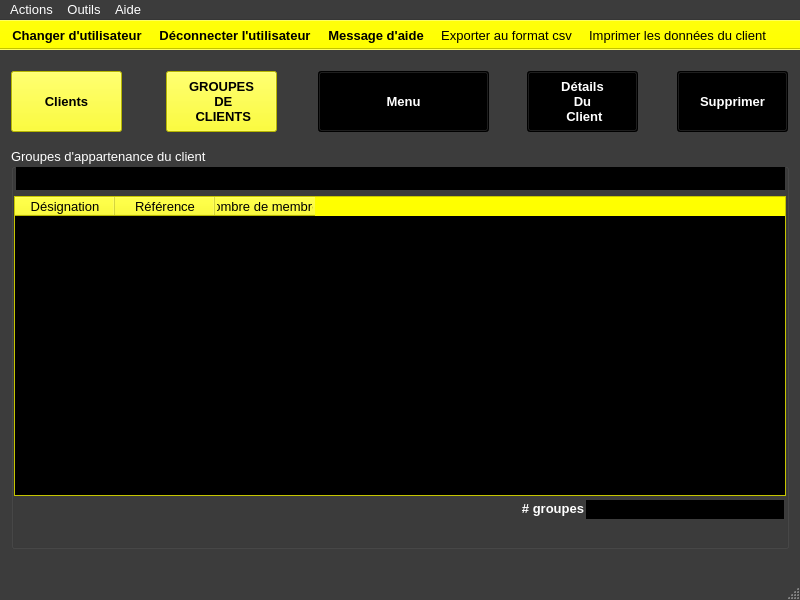
Above: ui/yeroth-erp-groupes-dun-client-window.ui from xnoumbissinoundou/yeroth-erp-3.0 before the change. Below: the same form after it.
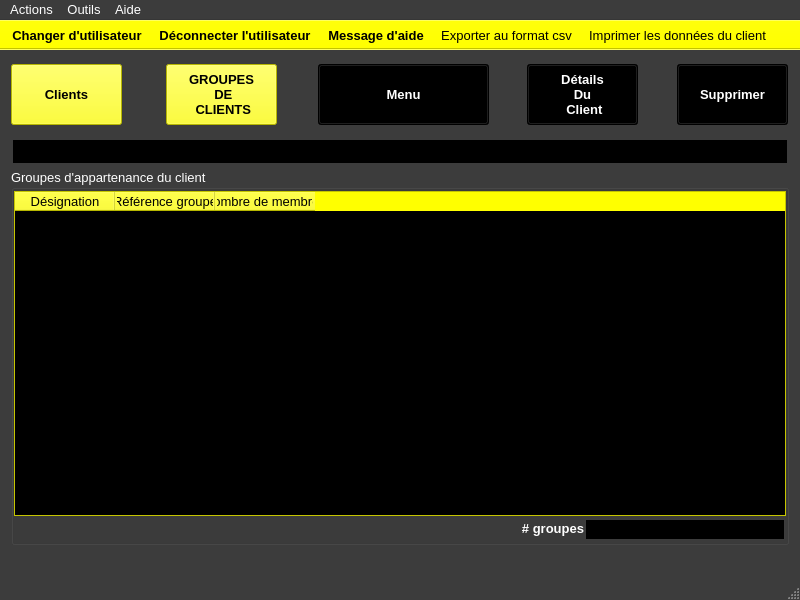
That is the form after the change. Icons and pictures are not drawn. Custom widgets are drawn as their Qt base class.

Commit message: I IMPLEMENTED FIRST VERSION OF CLIENT GROUP WINDOW VIEW !

The edit to the form file:
```diff
--- a/ui/yeroth-erp-groupes-dun-client-window.ui
+++ b/ui/yeroth-erp-groupes-dun-client-window.ui
@@ -441,7 +441,7 @@
     <property name="geometry">
      <rect>
       <x>11</x>
-      <y>21</y>
+      <y>14</y>
       <width>111</width>
       <height>61</height>
      </rect>
@@ -903,7 +903,7 @@
     <property name="geometry">
      <rect>
       <x>677</x>
-      <y>21</y>
+      <y>14</y>
       <width>111</width>
       <height>61</height>
      </rect>
@@ -1338,7 +1338,7 @@
     <property name="geometry">
      <rect>
       <x>318</x>
-      <y>21</y>
+      <y>14</y>
       <width>171</width>
       <height>61</height>
      </rect>
@@ -1772,9 +1772,9 @@
     <property name="geometry">
      <rect>
       <x>11</x>
-      <y>98</y>
+      <y>119</y>
       <width>778</width>
-      <height>401</height>
+      <height>376</height>
      </rect>
     </property>
     <property name="palette">
@@ -2204,9 +2204,9 @@
      <property name="geometry">
       <rect>
        <x>3</x>
-       <y>48</y>
+       <y>22</y>
        <width>772</width>
-       <height>300</height>
+       <height>325</height>
       </rect>
      </property>
      <property name="palette">
@@ -2658,7 +2658,7 @@
      </column>
      <column>
       <property name="text">
-       <string>Référence</string>
+       <string>Référence groupe</string>
       </property>
      </column>
      <column>
@@ -2667,359 +2667,11 @@
       </property>
      </column>
     </widget>
-    <widget class="YerothLineEdit" name="lineEdit_groupes_dun_client_recherche">
-     <property name="geometry">
-      <rect>
-       <x>4</x>
-       <y>18</y>
-       <width>771</width>
-       <height>25</height>
-      </rect>
-     </property>
-     <property name="palette">
-      <palette>
-       <active>
-        <colorrole role="WindowText">
-         <brush brushstyle="SolidPattern">
-          <color alpha="255">
-           <red>255</red>
-           <green>255</green>
-           <blue>255</blue>
-          </color>
-         </brush>
-        </colorrole>
-        <colorrole role="Button">
-         <brush brushstyle="SolidPattern">
-          <color alpha="255">
-           <red>0</red>
-           <green>0</green>
-           <blue>0</blue>
-          </color>
-         </brush>
-        </colorrole>
-        <colorrole role="Light">
-         <brush brushstyle="SolidPattern">
-          <color alpha="255">
-           <red>255</red>
-           <green>255</green>
-           <blue>255</blue>
-          </color>
-         </brush>
-        </colorrole>
-        <colorrole role="Midlight">
-         <brush brushstyle="SolidPattern">
-          <color alpha="255">
-           <red>255</red>
-           <green>255</green>
-           <blue>255</blue>
-          </color>
-         </brush>
-        </colorrole>
-        <colorrole role="Dark">
-         <brush brushstyle="SolidPattern">
-          <color alpha="255">
-           <red>255</red>
-           <green>255</green>
-           <blue>255</blue>
-          </color>
-         </brush>
-        </colorrole>
-        <colorrole role="Mid">
-         <brush brushstyle="SolidPattern">
-          <color alpha="255">
-           <red>255</red>
-           <green>255</green>
-           <blue>255</blue>
-          </color>
-         </brush>
-        </colorrole>
-        <colorrole role="Text">
-         <brush brushstyle="SolidPattern">
-          <color alpha="255">
-           <red>255</red>
-           <green>255</green>
-           <blue>255</blue>
-          </color>
-         </brush>
-        </colorrole>
-        <colorrole role="ButtonText">
-         <brush brushstyle="SolidPattern">
-          <color alpha="255">
-           <red>255</red>
-           <green>255</green>
-           <blue>255</blue>
-          </color>
-         </brush>
-        </colorrole>
-        <colorrole role="Base">
-         <brush brushstyle="SolidPattern">
-          <color alpha="255">
-           <red>0</red>
-           <green>0</green>
-           <blue>0</blue>
-          </color>
-         </brush>
-        </colorrole>
-        <colorrole role="Window">
-         <brush brushstyle="SolidPattern">
-          <color alpha="255">
-           <red>0</red>
-           <green>0</green>
-           <blue>0</blue>
-          </color>
-         </brush>
-        </colorrole>
-        <colorrole role="Shadow">
-         <brush brushstyle="SolidPattern">
-          <color alpha="255">
-           <red>255</red>
-           <green>255</green>
-           <blue>255</blue>
-          </color>
-         </brush>
-        </colorrole>
-        <colorrole role="HighlightedText">
-         <brush brushstyle="SolidPattern">
-          <color alpha="255">
-           <red>2</red>
-           <green>160</green>
-           <blue>70</blue>
-          </color>
-         </brush>
-        </colorrole>
-       </active>
-       <inactive>
-        <colorrole role="WindowText">
-         <brush brushstyle="SolidPattern">
-          <color alpha="255">
-           <red>255</red>
-           <green>255</green>
-           <blue>255</blue>
-          </color>
-         </brush>
-        </colorrole>
-        <colorrole role="Button">
-         <brush brushstyle="SolidPattern">
-          <color alpha="255">
-           <red>0</red>
-           <green>0</green>
-           <blue>0</blue>
-          </color>
-         </brush>
-        </colorrole>
-        <colorrole role="Light">
-         <brush brushstyle="SolidPattern">
-          <color alpha="255">
-           <red>255</red>
-           <green>255</green>
-           <blue>255</blue>
-          </color>
-         </brush>
-        </colorrole>
-        <colorrole role="Midlight">
-         <brush brushstyle="SolidPattern">
-          <color alpha="255">
-           <red>255</red>
-           <green>255</green>
-           <blue>255</blue>
-          </color>
-         </brush>
-        </colorrole>
-        <colorrole role="Dark">
-         <brush brushstyle="SolidPattern">
-          <color alpha="255">
-           <red>255</red>
-           <green>255</green>
-           <blue>255</blue>
-          </color>
-         </brush>
-        </colorrole>
-        <colorrole role="Mid">
-         <brush brushstyle="SolidPattern">
-          <color alpha="255">
-           <red>255</red>
-           <green>255</green>
-           <blue>255</blue>
-          </color>
-         </brush>
-        </colorrole>
-        <colorrole role="Text">
-         <brush brushstyle="SolidPattern">
-          <color alpha="255">
-           <red>255</red>
-           <green>255</green>
-           <blue>255</blue>
-          </color>
-         </brush>
-        </colorrole>
-        <colorrole role="ButtonText">
-         <brush brushstyle="SolidPattern">
-          <color alpha="255">
-           <red>255</red>
-           <green>255</green>
-           <blue>255</blue>
-          </color>
-         </brush>
-        </colorrole>
-        <colorrole role="Base">
-         <brush brushstyle="SolidPattern">
-          <color alpha="255">
-           <red>0</red>
-           <green>0</green>
-           <blue>0</blue>
-          </color>
-         </brush>
-        </colorrole>
-        <colorrole role="Window">
-         <brush brushstyle="SolidPattern">
-          <color alpha="255">
-           <red>0</red>
-           <green>0</green>
-           <blue>0</blue>
-          </color>
-         </brush>
-        </colorrole>
-        <colorrole role="Shadow">
-         <brush brushstyle="SolidPattern">
-          <color alpha="255">
-           <red>255</red>
-           <green>255</green>
-           <blue>255</blue>
-          </color>
-         </brush>
-        </colorrole>
-        <colorrole role="HighlightedText">
-         <brush brushstyle="SolidPattern">
-          <color alpha="255">
-           <red>2</red>
-           <green>160</green>
-           <blue>70</blue>
-          </color>
-         </brush>
-        </colorrole>
-       </inactive>
-       <disabled>
-        <colorrole role="WindowText">
-         <brush brushstyle="SolidPattern">
-          <color alpha="255">
-           <red>255</red>
-           <green>255</green>
-           <blue>255</blue>
-          </color>
-         </brush>
-        </colorrole>
-        <colorrole role="Button">
-         <brush brushstyle="SolidPattern">
-          <color alpha="255">
-           <red>0</red>
-           <green>0</green>
-           <blue>0</blue>
-          </color>
-         </brush>
-        </colorrole>
-        <colorrole role="Light">
-         <brush brushstyle="SolidPattern">
-          <color alpha="255">
-           <red>255</red>
-           <green>255</green>
-           <blue>255</blue>
-          </color>
-         </brush>
-        </colorrole>
-        <colorrole role="Midlight">
-         <brush brushstyle="SolidPattern">
-          <color alpha="255">
-           <red>255</red>
-           <green>255</green>
-           <blue>255</blue>
-          </color>
-         </brush>
-        </colorrole>
-        <colorrole role="Dark">
-         <brush brushstyle="SolidPattern">
-          <color alpha="255">
-           <red>255</red>
-           <green>255</green>
-           <blue>255</blue>
-          </color>
-         </brush>
-        </colorrole>
-        <colorrole role="Mid">
-         <brush brushstyle="SolidPattern">
-          <color alpha="255">
-           <red>255</red>
-           <green>255</green>
-           <blue>255</blue>
-          </color>
-         </brush>
-        </colorrole>
-        <colorrole role="Text">
-         <brush brushstyle="SolidPattern">
-          <color alpha="255">
-           <red>255</red>
-           <green>255</green>
-           <blue>255</blue>
-          </color>
-         </brush>
-        </colorrole>
-        <colorrole role="ButtonText">
-         <brush brushstyle="SolidPattern">
-          <color alpha="255">
-           <red>255</red>
-           <green>255</green>
-           <blue>255</blue>
-          </color>
-         </brush>
-        </colorrole>
-        <colorrole role="Base">
-         <brush brushstyle="SolidPattern">
-          <color alpha="255">
-           <red>0</red>
-           <green>0</green>
-           <blue>0</blue>
-          </color>
-         </brush>
-        </colorrole>
-        <colorrole role="Window">
-         <brush brushstyle="SolidPattern">
-          <color alpha="255">
-           <red>0</red>
-           <green>0</green>
-           <blue>0</blue>
-          </color>
-         </brush>
-        </colorrole>
-        <colorrole role="Shadow">
-         <brush brushstyle="SolidPattern">
-          <color alpha="255">
-           <red>255</red>
-           <green>255</green>
-           <blue>255</blue>
-          </color>
-         </brush>
-        </colorrole>
-        <colorrole role="HighlightedText">
-         <brush brushstyle="SolidPattern">
-          <color alpha="255">
-           <red>2</red>
-           <green>160</green>
-           <blue>70</blue>
-          </color>
-         </brush>
-        </colorrole>
-       </disabled>
-      </palette>
-     </property>
-     <property name="styleSheet">
-      <string notr="true">border: 1px solid rgb(60, 60, 60);
-background-color: rgb(0, 0, 0);</string>
-     </property>
-    </widget>
     <widget class="YerothLineEdit" name="lineEdit_groupes_dun_client_nombre_de_groupes">
      <property name="geometry">
       <rect>
        <x>574</x>
-       <y>351</y>
+       <y>350</y>
        <width>200</width>
        <height>21</height>
       </rect>
@@ -3516,7 +3168,7 @@
      <property name="geometry">
       <rect>
        <x>472</x>
-       <y>350</y>
+       <y>349</y>
        <width>101</width>
        <height>21</height>
       </rect>
@@ -3875,7 +3527,7 @@
     <property name="geometry">
      <rect>
       <x>527</x>
-      <y>21</y>
+      <y>14</y>
       <width>111</width>
       <height>61</height>
      </rect>
@@ -4313,7 +3965,7 @@
     <property name="geometry">
      <rect>
       <x>166</x>
-      <y>21</y>
+      <y>14</y>
       <width>111</width>
       <height>61</height>
      </rect>
@@ -4746,6 +4398,354 @@
  CLIENTS</string>
     </property>
    </widget>
+   <widget class="YerothLineEdit" name="lineEdit_groupes_dun_client_recherche">
+    <property name="geometry">
+     <rect>
+      <x>12</x>
+      <y>89</y>
+      <width>776</width>
+      <height>25</height>
+     </rect>
+    </property>
+    <property name="palette">
+     <palette>
+      <active>
+       <colorrole role="WindowText">
+        <brush brushstyle="SolidPattern">
+         <color alpha="255">
+          <red>255</red>
+          <green>255</green>
+          <blue>255</blue>
+         </color>
+        </brush>
+       </colorrole>
+       <colorrole role="Button">
+        <brush brushstyle="SolidPattern">
+         <color alpha="255">
+          <red>0</red>
+          <green>0</green>
+          <blue>0</blue>
+         </color>
+        </brush>
+       </colorrole>
+       <colorrole role="Light">
+        <brush brushstyle="SolidPattern">
+         <color alpha="255">
+          <red>255</red>
+          <green>255</green>
+          <blue>255</blue>
+         </color>
+        </brush>
+       </colorrole>
+       <colorrole role="Midlight">
+        <brush brushstyle="SolidPattern">
+         <color alpha="255">
+          <red>255</red>
+          <green>255</green>
+          <blue>255</blue>
+         </color>
+        </brush>
+       </colorrole>
+       <colorrole role="Dark">
+        <brush brushstyle="SolidPattern">
+         <color alpha="255">
+          <red>255</red>
+          <green>255</green>
+          <blue>255</blue>
+         </color>
+        </brush>
+       </colorrole>
+       <colorrole role="Mid">
+        <brush brushstyle="SolidPattern">
+         <color alpha="255">
+          <red>255</red>
+          <green>255</green>
+          <blue>255</blue>
+         </color>
+        </brush>
+       </colorrole>
+       <colorrole role="Text">
+        <brush brushstyle="SolidPattern">
+         <color alpha="255">
+          <red>255</red>
+          <green>255</green>
+          <blue>255</blue>
+         </color>
+        </brush>
+       </colorrole>
+       <colorrole role="ButtonText">
+        <brush brushstyle="SolidPattern">
+         <color alpha="255">
+          <red>255</red>
+          <green>255</green>
+          <blue>255</blue>
+         </color>
+        </brush>
+       </colorrole>
+       <colorrole role="Base">
+        <brush brushstyle="SolidPattern">
+         <color alpha="255">
+          <red>0</red>
+          <green>0</green>
+          <blue>0</blue>
+         </color>
+        </brush>
+       </colorrole>
+       <colorrole role="Window">
+        <brush brushstyle="SolidPattern">
+         <color alpha="255">
+          <red>0</red>
+          <green>0</green>
+          <blue>0</blue>
+         </color>
+        </brush>
+       </colorrole>
+       <colorrole role="Shadow">
+        <brush brushstyle="SolidPattern">
+         <color alpha="255">
+          <red>255</red>
+          <green>255</green>
+          <blue>255</blue>
+         </color>
+        </brush>
+       </colorrole>
+       <colorrole role="HighlightedText">
+        <brush brushstyle="SolidPattern">
+         <color alpha="255">
+          <red>2</red>
+          <green>160</green>
+          <blue>70</blue>
+         </color>
+        </brush>
+       </colorrole>
+      </active>
+      <inactive>
+       <colorrole role="WindowText">
+        <brush brushstyle="SolidPattern">
+         <color alpha="255">
+          <red>255</red>
+          <green>255</green>
+          <blue>255</blue>
+         </color>
+        </brush>
+       </colorrole>
+       <colorrole role="Button">
+        <brush brushstyle="SolidPattern">
+         <color alpha="255">
+          <red>0</red>
+          <green>0</green>
+          <blue>0</blue>
+         </color>
+        </brush>
+       </colorrole>
+       <colorrole role="Light">
+        <brush brushstyle="SolidPattern">
+         <color alpha="255">
+          <red>255</red>
+          <green>255</green>
+          <blue>255</blue>
+         </color>
+        </brush>
+       </colorrole>
+       <colorrole role="Midlight">
+        <brush brushstyle="SolidPattern">
+         <color alpha="255">
+          <red>255</red>
+          <green>255</green>
+          <blue>255</blue>
+         </color>
+        </brush>
+       </colorrole>
+       <colorrole role="Dark">
+        <brush brushstyle="SolidPattern">
+         <color alpha="255">
+          <red>255</red>
+          <green>255</green>
+          <blue>255</blue>
+         </color>
+        </brush>
+       </colorrole>
+       <colorrole role="Mid">
+        <brush brushstyle="SolidPattern">
+         <color alpha="255">
+          <red>255</red>
+          <green>255</green>
+          <blue>255</blue>
+         </color>
+        </brush>
+       </colorrole>
+       <colorrole role="Text">
+        <brush brushstyle="SolidPattern">
+         <color alpha="255">
+          <red>255</red>
+          <green>255</green>
+          <blue>255</blue>
+         </color>
+        </brush>
+       </colorrole>
+       <colorrole role="ButtonText">
+        <brush brushstyle="SolidPattern">
+         <color alpha="255">
+          <red>255</red>
+          <green>255</green>
+          <blue>255</blue>
+         </color>
+        </brush>
+       </colorrole>
+       <colorrole role="Base">
+        <brush brushstyle="SolidPattern">
+         <color alpha="255">
+          <red>0</red>
+          <green>0</green>
+          <blue>0</blue>
+         </color>
+        </brush>
+       </colorrole>
+       <colorrole role="Window">
+        <brush brushstyle="SolidPattern">
+         <color alpha="255">
+          <red>0</red>
+          <green>0</green>
+          <blue>0</blue>
+         </color>
+        </brush>
+       </colorrole>
+       <colorrole role="Shadow">
+        <brush brushstyle="SolidPattern">
+         <color alpha="255">
+          <red>255</red>
+          <green>255</green>
+          <blue>255</blue>
+         </color>
+        </brush>
+       </colorrole>
+       <colorrole role="HighlightedText">
+        <brush brushstyle="SolidPattern">
+         <color alpha="255">
+          <red>2</red>
+          <green>160</green>
+          <blue>70</blue>
+         </color>
+        </brush>
+       </colorrole>
+      </inactive>
+      <disabled>
+       <colorrole role="WindowText">
+        <brush brushstyle="SolidPattern">
+         <color alpha="255">
+          <red>255</red>
+          <green>255</green>
+          <blue>255</blue>
+         </color>
+        </brush>
+       </colorrole>
+       <colorrole role="Button">
+        <brush brushstyle="SolidPattern">
+         <color alpha="255">
+          <red>0</red>
+          <green>0</green>
+          <blue>0</blue>
+         </color>
+        </brush>
+       </colorrole>
+       <colorrole role="Light">
+        <brush brushstyle="SolidPattern">
+         <color alpha="255">
+          <red>255</red>
+          <green>255</green>
+          <blue>255</blue>
+         </color>
+        </brush>
+       </colorrole>
+       <colorrole role="Midlight">
+        <brush brushstyle="SolidPattern">
+         <color alpha="255">
+          <red>255</red>
+          <green>255</green>
+          <blue>255</blue>
+         </color>
+        </brush>
+       </colorrole>
+       <colorrole role="Dark">
+        <brush brushstyle="SolidPattern">
+         <color alpha="255">
+          <red>255</red>
+          <green>255</green>
+          <blue>255</blue>
+         </color>
+        </brush>
+       </colorrole>
+       <colorrole role="Mid">
+        <brush brushstyle="SolidPattern">
+         <color alpha="255">
+          <red>255</red>
+          <green>255</green>
+          <blue>255</blue>
+         </color>
+        </brush>
+       </colorrole>
+       <colorrole role="Text">
+        <brush brushstyle="SolidPattern">
+         <color alpha="255">
+          <red>255</red>
+          <green>255</green>
+          <blue>255</blue>
+         </color>
+        </brush>
+       </colorrole>
+       <colorrole role="ButtonText">
+        <brush brushstyle="SolidPattern">
+         <color alpha="255">
+          <red>255</red>
+          <green>255</green>
+          <blue>255</blue>
+         </color>
+        </brush>
+       </colorrole>
+       <colorrole role="Base">
+        <brush brushstyle="SolidPattern">
+         <color alpha="255">
+          <red>0</red>
+          <green>0</green>
+          <blue>0</blue>
+         </color>
+        </brush>
+       </colorrole>
+       <colorrole role="Window">
+        <brush brushstyle="SolidPattern">
+         <color alpha="255">
+          <red>0</red>
+          <green>0</green>
+          <blue>0</blue>
+         </color>
+        </brush>
+       </colorrole>
+       <colorrole role="Shadow">
+        <brush brushstyle="SolidPattern">
+         <color alpha="255">
+          <red>255</red>
+          <green>255</green>
+          <blue>255</blue>
+         </color>
+        </brush>
+       </colorrole>
+       <colorrole role="HighlightedText">
+        <brush brushstyle="SolidPattern">
+         <color alpha="255">
+          <red>2</red>
+          <green>160</green>
+          <blue>70</blue>
+         </color>
+        </brush>
+       </colorrole>
+      </disabled>
+     </palette>
+    </property>
+    <property name="styleSheet">
+     <string notr="true">border: 1px solid rgb(60, 60, 60);
+background-color: rgb(0, 0, 0);</string>
+    </property>
+   </widget>
   </widget>
   <widget class="QMenuBar" name="menubar_detailWindow">
    <property name="geometry">
```
The commit also changes 25 other files.
